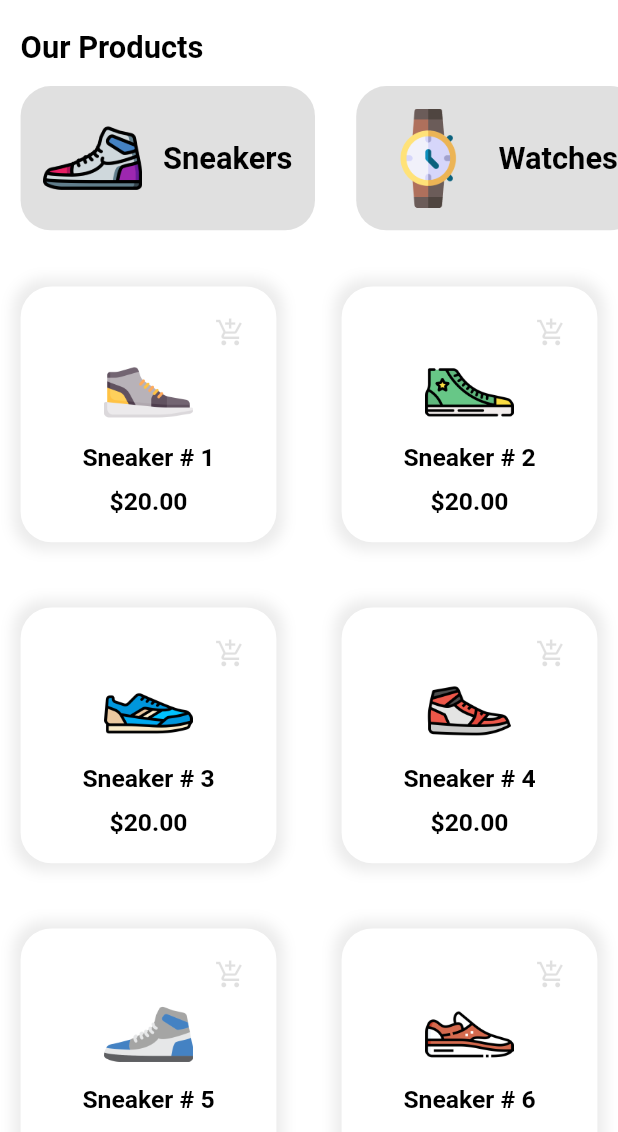
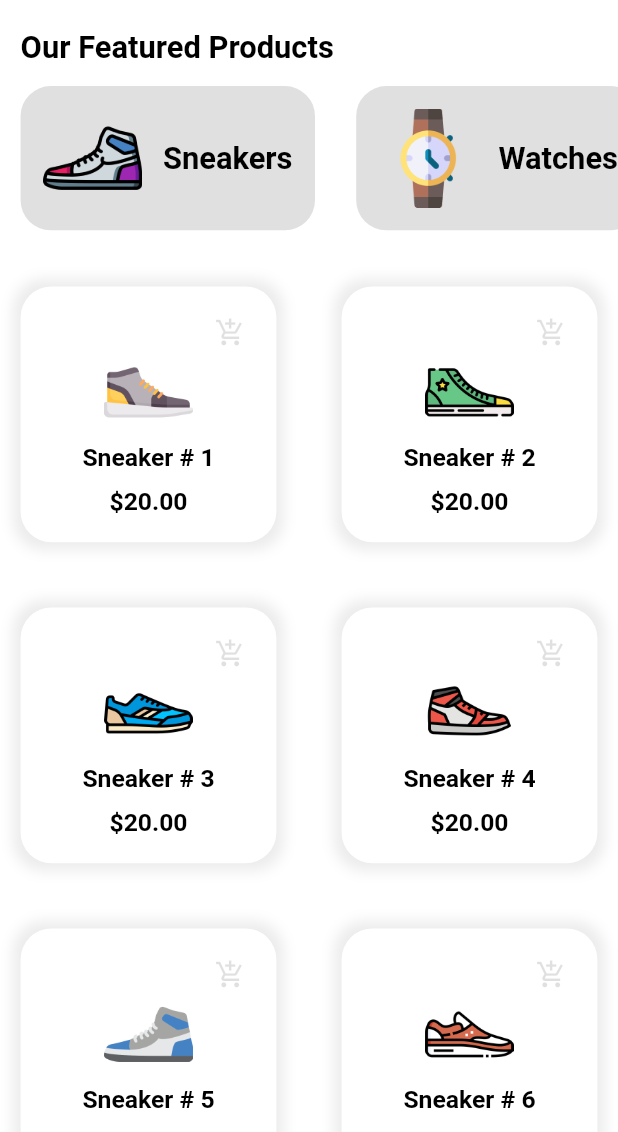
Before and after one commit to saadhma/eCommerce-Design, a Flutter app: the screen it shows after launch, on a phone screen of 412 x 824 dp, the part 104-1236 px from its top. Run offline on Flutter 3.47's test engine with Material 2 defaults, Android fonts, the phone set to English and light mode, and no system bars; our stand-ins replace flutter_credit_card, flutter_staggered_animations, get, sizer; missing offline and left inert: stripe_payment.

Commit message:
update1
update1

```diff
--- a/lib/screens/user_home_screen.dart
+++ b/lib/screens/user_home_screen.dart
@@ -33,7 +33,7 @@ class UserHomeScreen extends StatelessWidget {
                   Row(
                     children: [
                       SizedBox(width: 10.sp),
-                      Text("Our Products",
+                      Text("Our Featured Products",
                           style: TextStyle(
                               color: Colors.black,
                               fontSize: 15.sp,
```
